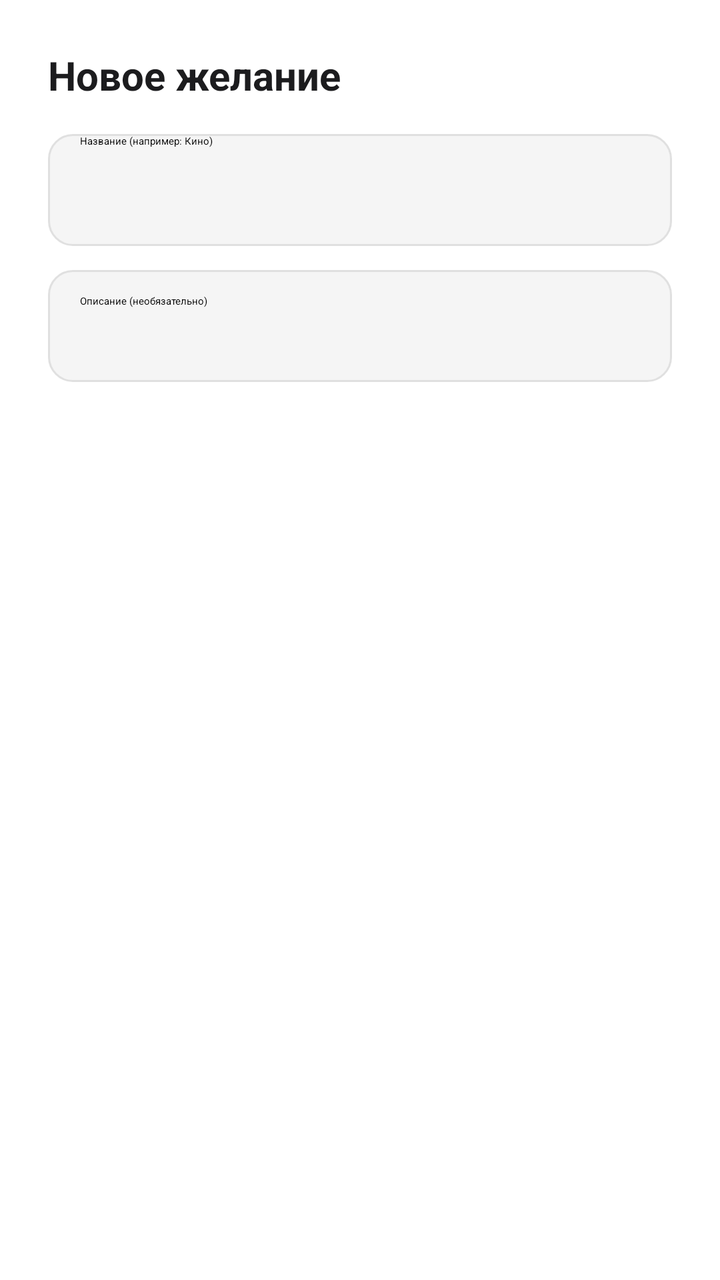
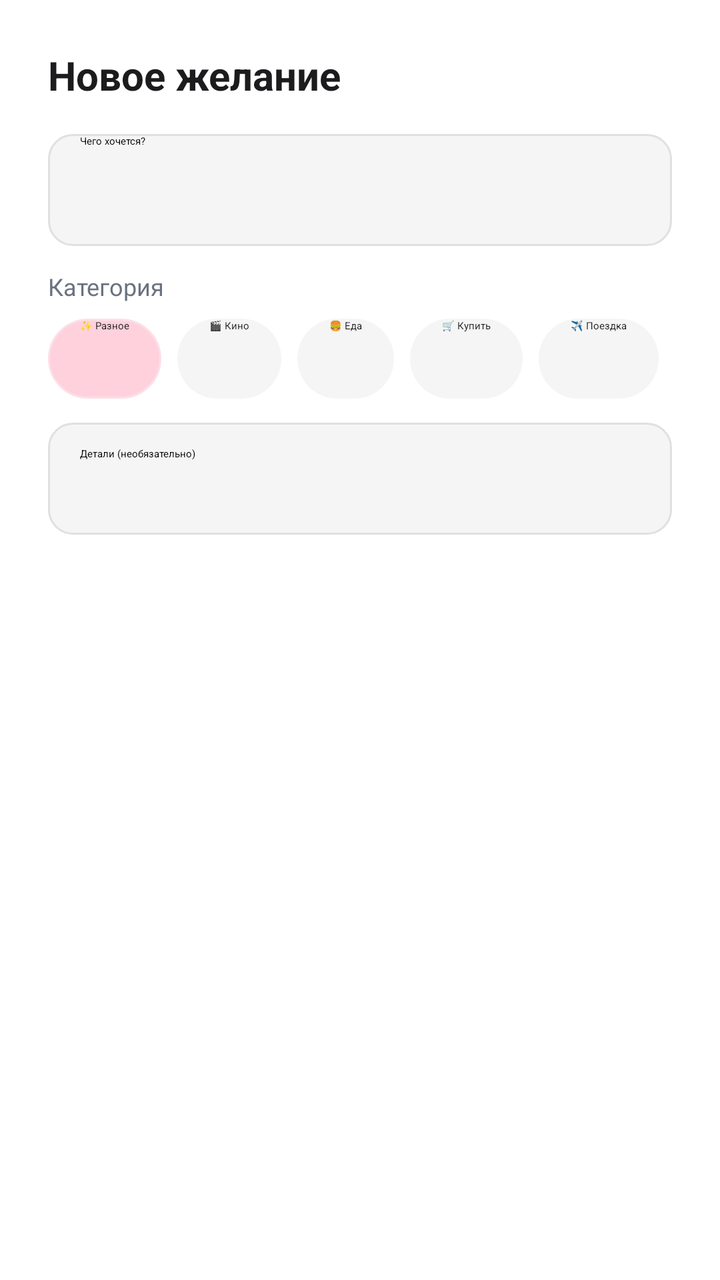

Two renders of the same Android screen: before a commit and after it. Below are the layout's source before the change and the commit's diff.
<!-- AndroidManifest.xml: application theme Theme.App.Starting -->
<!-- res/layout/dialog_add_wish.xml -->
<?xml version="1.0" encoding="utf-8"?>
<LinearLayout xmlns:android="http://schemas.android.com/apk/res/android"
    android:layout_width="match_parent"
    android:layout_height="wrap_content"
    android:orientation="vertical"
    android:padding="24dp">

    <TextView
        android:layout_width="match_parent"
        android:layout_height="wrap_content"
        android:text="Новое желание"
        android:textColor="@color/text_primary"
        android:textSize="20sp"
        android:textStyle="bold"
        android:layout_marginBottom="16dp"/>

    <EditText
        android:id="@+id/etTitle"
        android:layout_width="match_parent"
        android:layout_height="56dp"
        android:hint="Название (например: Кино)"
        android:inputType="textCapSentences"
        android:background="@drawable/bg_input_field"
        android:paddingHorizontal="16dp"
        android:layout_marginBottom="12dp"/>

    <EditText
        android:id="@+id/etDesc"
        android:layout_width="match_parent"
        android:layout_height="wrap_content"
        android:minHeight="56dp"
        android:hint="Описание (необязательно)"
        android:inputType="textCapSentences|textMultiLine"
        android:background="@drawable/bg_input_field"
        android:paddingHorizontal="16dp"
        android:paddingVertical="12dp"/>

</LinearLayout>
<!-- resources referenced by this layout -->
<resources>
  <color name="text_primary">#1C1C1E</color>
  <!-- drawable bg_input_field (drawable) -->
  <?xml version="1.0" encoding="utf-8"?>
  <shape xmlns:android="http://schemas.android.com/apk/res/android">
  
      <solid android:color="#F5F5F5" />
  
      <corners android:radius="12dp" />
  
      <stroke
          android:width="1dp"
          android:color="#E0E0E0" />
  </shape>
  <style name="Theme.App.Starting" parent="Theme.SplashScreen">
          <item name="windowSplashScreenBackground">@android:color/white</item>
  
          <item name="windowSplashScreenAnimatedIcon">@drawable/splash_icon</item>
          <item name="windowSplashScreenAnimationDuration">1000</item>
  
          <item name="postSplashScreenTheme">@style/Theme.OurMemories</item>
      </style>
  <!-- drawable splash_icon: png bitmap (drawable, 316944 bytes) -->
  <style name="Theme.OurMemories" parent="Base.Theme.OurMemories" />
  <style name="Base.Theme.OurMemories" parent="Theme.Material3.DayNight.NoActionBar" />
</resources>

<!-- the commit's change to res/layout/dialog_add_wish.xml (unified diff, before → after) -->
@@ -18,18 +18,109 @@
         android:id="@+id/etTitle"
         android:layout_width="match_parent"
         android:layout_height="56dp"
-        android:hint="Название (например: Кино)"
+        android:hint="Чего хочется?"
         android:inputType="textCapSentences"
         android:background="@drawable/bg_input_field"
         android:paddingHorizontal="16dp"
         android:layout_marginBottom="12dp"/>
+
+    
+    <TextView
+        android:layout_width="wrap_content"
+        android:layout_height="wrap_content"
+        android:text="Категория"
+        android:textColor="@color/text_secondary"
+        android:textSize="12sp"
+        android:layout_marginBottom="8dp"/>
+
+    <HorizontalScrollView
+        android:layout_width="match_parent"
+        android:layout_height="wrap_content"
+        android:scrollbars="none"
+        android:layout_marginBottom="12dp">
+
+        <RadioGroup
+            android:id="@+id/rgCategories"
+            android:layout_width="wrap_content"
+            android:layout_height="wrap_content"
+            android:orientation="horizontal">
+
+            <RadioButton
+                android:id="@+id/catOther"
+                android:layout_width="wrap_content"
+                android:layout_height="40dp"
+                android:background="@drawable/selector_chip_category"
+                android:button="@null"
+                android:text="✨ Разное"
+                android:textColor="@color/text_primary"
+                android:paddingHorizontal="16dp"
+                android:layout_marginEnd="8dp"
+                android:checked="true"/>
+
+            <RadioButton
+                android:id="@+id/catMovie"
+                android:layout_width="wrap_content"
+                android:layout_height="40dp"
+                android:background="@drawable/selector_chip_category"
+                android:button="@null"
+                android:text="🎬 Кино"
+                android:textColor="@color/text_primary"
+                android:paddingHorizontal="16dp"
+                android:layout_marginEnd="8dp"/>
+
+            <RadioButton
+                android:id="@+id/catFood"
+                android:layout_width="wrap_content"
+                android:layout_height="40dp"
+                android:background="@drawable/selector_chip_category"
+                android:button="@null"
+                android:text="🍔 Еда"
+                android:textColor="@color/text_primary"
+                android:paddingHorizontal="16dp"
+                android:layout_marginEnd="8dp"/>
+
+            <RadioButton
+                android:id="@+id/catShopping"
+                android:layout_width="wrap_content"
+                android:layout_height="40dp"
+                android:background="@drawable/selector_chip_category"
+                android:button="@null"
+                android:text="🛒 Купить"
+                android:textColor="@color/text_primary"
+                android:paddingHorizontal="16dp"
+                android:layout_marginEnd="8dp"/>
+
+            <RadioButton
+                android:id="@+id/catTravel"
+                android:layout_width="wrap_content"
+                android:layout_height="40dp"
+                android:background="@drawable/selector_chip_category"
+                android:button="@null"
+                android:text="✈️ Поездка"
+                android:textColor="@color/text_primary"
+                android:paddingHorizontal="16dp"
+                android:layout_marginEnd="8dp"/>
+
+            <RadioButton
+                android:id="@+id/catDate"
+                android:layout_width="wrap_content"
+                android:layout_height="40dp"
+                android:background="@drawable/selector_chip_category"
+                android:button="@null"
+                android:text="❤️ Свидание"
+                android:textColor="@color/text_primary"
+                android:paddingHorizontal="16dp"
+                android:layout_marginEnd="8dp"/>
+
+        </RadioGroup>
+    </HorizontalScrollView>
 
     <EditText
         android:id="@+id/etDesc"
         android:layout_width="match_parent"
         android:layout_height="wrap_content"
         android:minHeight="56dp"
-        android:hint="Описание (необязательно)"
+        android:hint="Детали (необязательно)"
         android:inputType="textCapSentences|textMultiLine"
         android:background="@drawable/bg_input_field"
         android:paddingHorizontal="16dp"
<!-- resource entries referenced after the edit -->
@@ -1,6 +1,7 @@
 <!-- resources referenced by this layout -->
 <resources>
   <color name="text_primary">#1C1C1E</color>
+  <color name="text_secondary">#6B7280</color>
   <!-- drawable bg_input_field (drawable) -->
   <?xml version="1.0" encoding="utf-8"?>
   <shape xmlns:android="http://schemas.android.com/apk/res/android">
@@ -13,6 +14,26 @@
           android:width="1dp"
           android:color="#E0E0E0" />
   </shape>
+  <!-- drawable selector_chip_category (drawable) -->
+  <?xml version="1.0" encoding="utf-8"?>
+  <selector xmlns:android="http://schemas.android.com/apk/res/android">
+      
+      <item android:state_checked="true">
+          <shape android:shape="rectangle">
+              <solid android:color="#FFD1DC" /> 
+              <corners android:radius="20dp" />
+              <stroke android:width="1dp" android:color="@color/baby_pink" />
+          </shape>
+      </item>
+  
+      
+      <item>
+          <shape android:shape="rectangle">
+              <solid android:color="#F5F5F5" />
+              <corners android:radius="20dp" />
+          </shape>
+      </item>
+  </selector>
   <style name="Theme.App.Starting" parent="Theme.SplashScreen">
           <item name="windowSplashScreenBackground">@android:color/white</item>
   
@@ -21,6 +42,7 @@
   
           <item name="postSplashScreenTheme">@style/Theme.OurMemories</item>
       </style>
+  <color name="baby_pink">#FBE0E7</color>
   <!-- drawable splash_icon: png bitmap (drawable, 316944 bytes) -->
   <style name="Theme.OurMemories" parent="Base.Theme.OurMemories" />
   <style name="Base.Theme.OurMemories" parent="Theme.Material3.DayNight.NoActionBar" />
